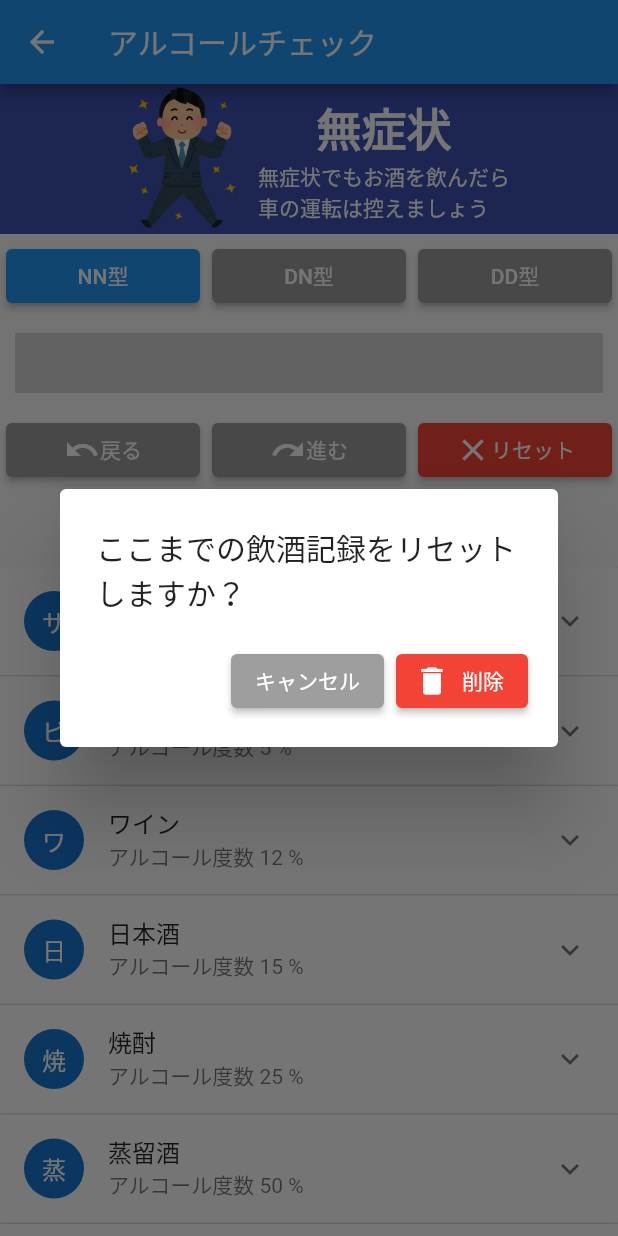
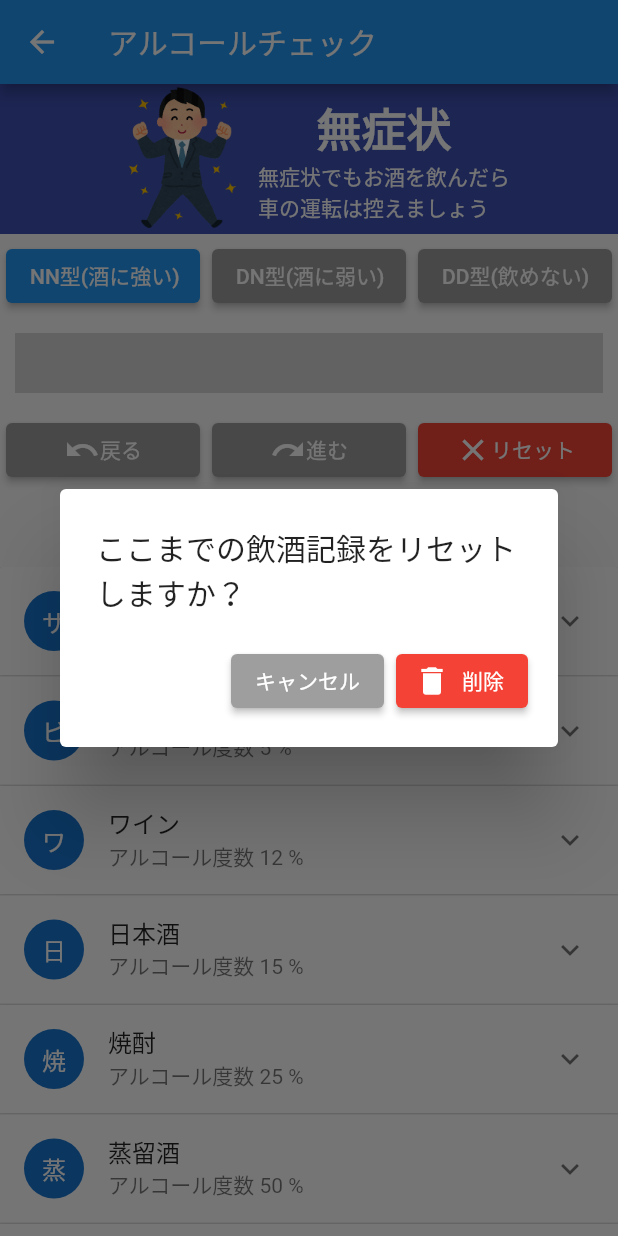
Before and after one commit to take-p/alcohol_checker, a Flutter app: the AlcoholCheckPage screen opened directly, after a tap on "リセット", on a phone screen of 412 x 824 dp. Run offline on Flutter 3.47's test engine with Material 2 defaults, Android fonts, the light colour scheme and no system bars; drawn by our look-alikes of syncfusion_flutter_gauges; our stand-ins replace flutter_hooks, hooks_riverpod.

Commit message:
feat:アルコール耐性の初期値とラベル名を変更

```diff
--- a/lib/enums/alcohol_tolerance.dart
+++ b/lib/enums/alcohol_tolerance.dart
@@ -1,7 +1,7 @@
 enum AlcoholTolerance {
-  nn("NN型", 1),
-  dn("DN型", 5),
-  dd("DD型", 30);
+  nn("NN型(酒に強い)", 1),
+  dn("DN型(酒に弱い)", 5),
+  dd("DD型(飲めない)", 30);
 
   const AlcoholTolerance(this.name, this.coefficient);
 
```
